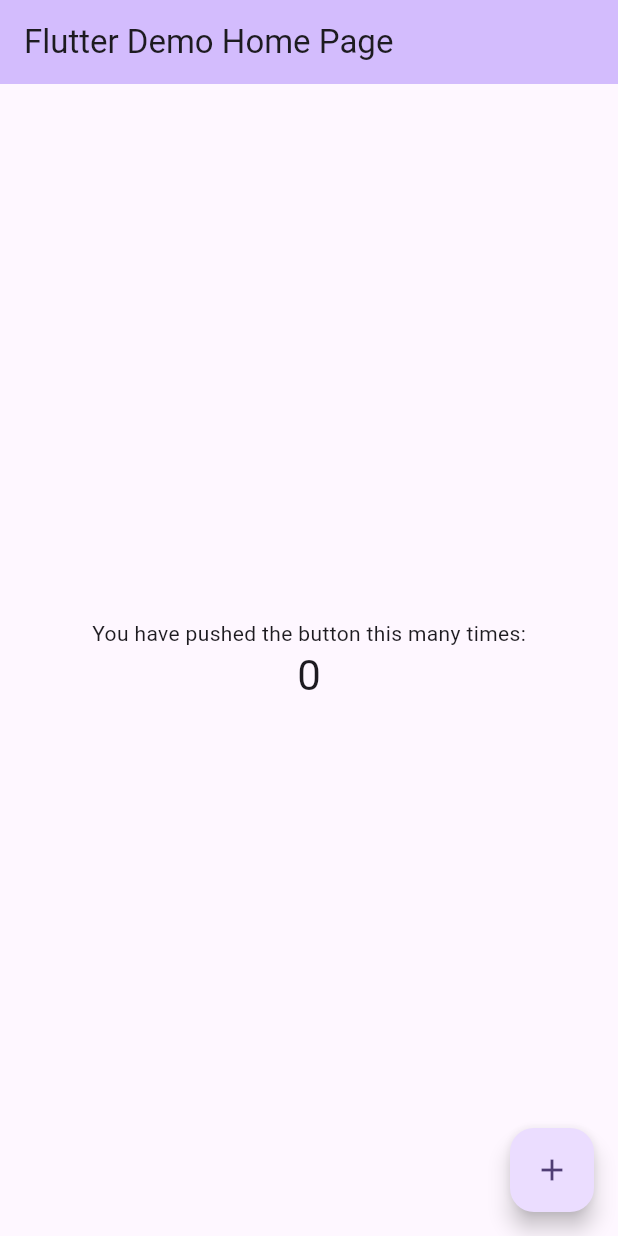
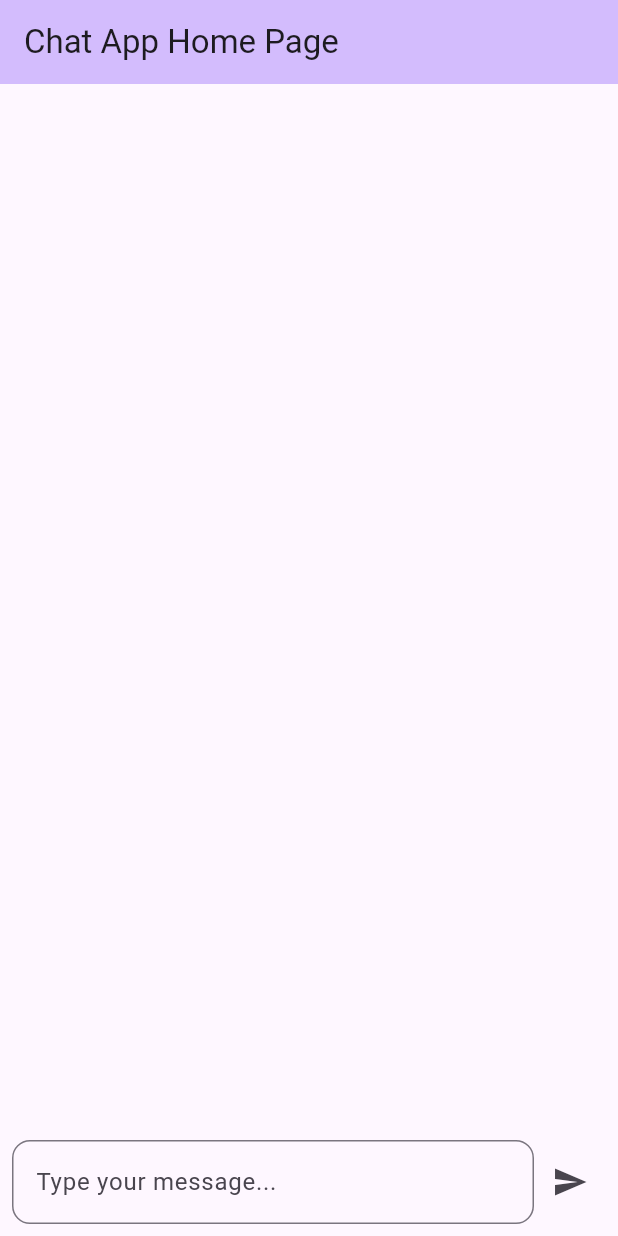
Before and after one commit to divyeshbommana/ZoomMyLife, a Flutter app: the screen it shows after launch, on a phone screen of 412 x 824 dp. Run offline on Flutter 3.47's test engine with Material 3 defaults, Android fonts, the phone set to English and light mode, and no system bars.

Commit message:
one person chat

```diff
--- a/zomm_my_life/lib/main.dart
+++ b/zomm_my_life/lib/main.dart
@@ -11,41 +11,17 @@
   @override
   Widget build(BuildContext context) {
     return MaterialApp(
-      title: 'Flutter Demo',
+      title: 'Chat App',
       theme: ThemeData(
-        // This is the theme of your application.
-        //
-        // TRY THIS: Try running your application with "flutter run". You'll see
-        // the application has a purple toolbar. Then, without quitting the app,
-        // try changing the seedColor in the colorScheme below to Colors.green
-        // and then invoke "hot reload" (save your changes or press the "hot
-        // reload" button in a Flutter-supported IDE, or press "r" if you used
-        // the command line to start the app).
-        //
-        // Notice that the counter didn't reset back to zero; the application
-        // state is not lost during the reload. To reset the state, use hot
-        // restart instead.
-        //
-        // This works for code too, not just values: Most code changes can be
-        // tested with just a hot reload.
         colorScheme: ColorScheme.fromSeed(seedColor: Colors.deepPurple),
       ),
-      home: const MyHomePage(title: 'Flutter Demo Home Page'),
+      home: const MyHomePage(title: 'Chat App Home Page'),
     );
   }
 }
 
 class MyHomePage extends StatefulWidget {
   const MyHomePage({super.key, required this.title});
-
-  // This widget is the home page of your application. It is stateful, meaning
-  // that it has a State object (defined below) that contains fields that affect
-  // how it looks.
-
-  // This class is the configuration for the state. It holds the values (in this
-  // case the title) provided by the parent (in this case the App widget) and
-  // used by the build method of the State. Fields in a Widget subclass are
-  // always marked "final".
 
   final String title;
 
@@ -54,69 +30,132 @@
 }
 
 class _MyHomePageState extends State<MyHomePage> {
-  int _counter = 0;
 
-  void _incrementCounter() {
-    setState(() {
-      // This call to setState tells the Flutter framework that something has
-      // changed in this State, which causes it to rerun the build method below
-      // so that the display can reflect the updated values. If we changed
-      // _counter without calling setState(), then the build method would not be
-      // called again, and so nothing would appear to happen.
-      _counter++;
-    });
+  TextEditingController _controller = TextEditingController();
+  List<String> _messages = [];
+
+  void _sendMessage(String text) {
+    if (text.isNotEmpty) {
+      setState(() {
+        _messages.insert(0, text);
+        _controller.clear();
+      });
+    }
   }
 
   @override
   Widget build(BuildContext context) {
-    // This method is rerun every time setState is called, for instance as done
-    // by the _incrementCounter method above.
-    //
-    // The Flutter framework has been optimized to make rerunning build methods
-    // fast, so that you can just rebuild anything that needs updating rather
-    // than having to individually change instances of widgets.
     return Scaffold(
       appBar: AppBar(
-        // TRY THIS: Try changing the color here to a specific color (to
-        // Colors.amber, perhaps?) and trigger a hot reload to see the AppBar
-        // change color while the other colors stay the same.
         backgroundColor: Theme.of(context).colorScheme.inversePrimary,
-        // Here we take the value from the MyHomePage object that was created by
-        // the App.build method, and use it to set our appbar title.
         title: Text(widget.title),
       ),
       body: Center(
-        // Center is a layout widget. It takes a single child and positions it
-        // in the middle of the parent.
         child: Column(
-          // Column is also a layout widget. It takes a list of children and
-          // arranges them vertically. By default, it sizes itself to fit its
-          // children horizontally, and tries to be as tall as its parent.
-          //
-          // Column has various properties to control how it sizes itself and
-          // how it positions its children. Here we use mainAxisAlignment to
-          // center the children vertically; the main axis here is the vertical
-          // axis because Columns are vertical (the cross axis would be
-          // horizontal).
-          //
-          // TRY THIS: Invoke "debug painting" (choose the "Toggle Debug Paint"
-          // action in the IDE, or press "p" in the console), to see the
-          // wireframe for each widget.
           mainAxisAlignment: MainAxisAlignment.center,
-          children: <Widget>[
-            const Text('You have pushed the button this many times:'),
-            Text(
-              '$_counter',
-              style: Theme.of(context).textTheme.headlineMedium,
+          children:[
+            Expanded(
+              child: ListView.builder(
+                reverse: true,
+                itemCount: _messages.length,
+                itemBuilder: (context, index) {
+                  return ChatMessage(
+                    text: _messages[index],
+                    isUser: true,
+                  );
+                },
+              ),
             ),
+            Padding(
+              padding: const EdgeInsets.all(8.0),
+              child: Row(
+                children: [
+                  // Expanded(
+                  //   child: TextField(
+                  //     controller: _controller,
+                  //     decoration: InputDecoration(
+                  //       hintText: 'Type a message',
+                  //       border: OutlineInputBorder(
+                  //         borderRadius: BorderRadius.circular(12.0),
+                  //       ),
+                  //     ),
+                  //     onSubmitted: (text) {
+                  //       _sendMessage(text);
+                  //     },
+                  //   ),
+                  // ),
+                  // IconButton(
+                  //   icon: const Icon(Icons.send),
+                  //   onPressed: () {
+                  //     _sendMessage(_controller.text);
+                  //   },
+                  // ),
+                ],
+              ),
+            ),
+
+            Container(
+              padding: const EdgeInsets.all(8.0),
+              child: Row(
+                children: [
+                  Expanded(
+                    child: TextField(
+                      controller: _controller,
+                      decoration: InputDecoration(
+                        hintText: 'Type your message...',
+                        border: OutlineInputBorder(
+                          borderRadius: BorderRadius.circular(12.0),
+                        ),
+                      ),
+                      onSubmitted: _sendMessage,
+                    ),
+                  ),
+                  IconButton(
+                    icon: const Icon(Icons.send),
+                    onPressed: () => _sendMessage(_controller.text),
+                  ),
+                ],
+              ),
+            )
           ],
         ),
       ),
-      floatingActionButton: FloatingActionButton(
-        onPressed: _incrementCounter,
-        tooltip: 'Increment',
-        child: const Icon(Icons.add),
-      ), // This trailing comma makes auto-formatting nicer for build methods.
     );
   }
 }
+
+class ChatMessage extends StatelessWidget {
+  final String text;
+  final bool isUser;
+
+  const ChatMessage({
+    super.key,
+    required this.text,
+    required this.isUser,
+  });
+
+  @override
+  Widget build(BuildContext context) {
+    return Container(
+      margin: const EdgeInsets.symmetric(vertical: 8.0, horizontal: 16.0),
+      child: Row(
+        mainAxisAlignment:
+            isUser ? MainAxisAlignment.end : MainAxisAlignment.start,
+        children: [
+          Container(
+            constraints: BoxConstraints(
+              maxWidth: MediaQuery.of(context).size.width * 0.7),
+            padding: const EdgeInsets.all(12.0),
+            decoration: BoxDecoration(
+              color: isUser
+                  ? Colors.blue.shade100
+                  : Colors.grey.shade200,
+              borderRadius: BorderRadius.circular(12.0),
+            ),
+            child: Text(text),
+          ),
+        ],
+      ),
+    );
+  }
+}
```
